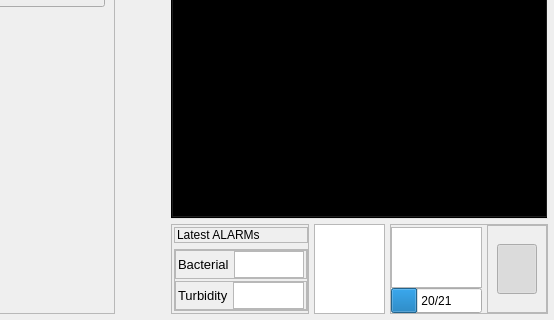
Before: the Qt Designer form Qt_files/Colifast_ALARM.ui in Stianein/Colifast_ALARM, drawn with Qt 5; both pictures show x 276 to 830 and y 303 to 623 of the 830 by 623 pixel window.
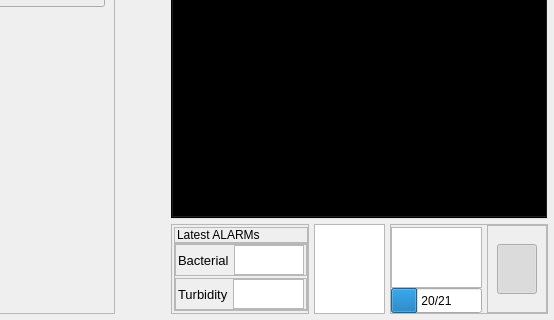
After: the same form once the commit is applied. Icons and pictures are not drawn.

```diff
--- a/Qt_files/Colifast_ALARM.ui
+++ b/Qt_files/Colifast_ALARM.ui
@@ -2542,6 +2542,9 @@
                    </sizepolicy>
                   </property>
                   <layout class="QVBoxLayout" name="verticalLayout_16">
+                   <property name="spacing">
+                    <number>0</number>
+                   </property>
                    <property name="leftMargin">
                     <number>2</number>
                    </property>
```
